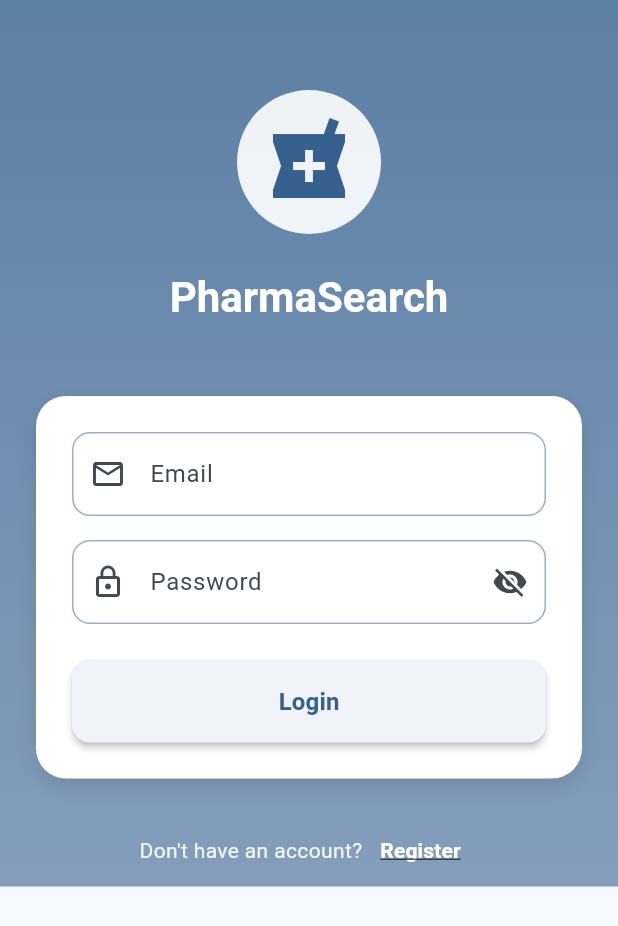
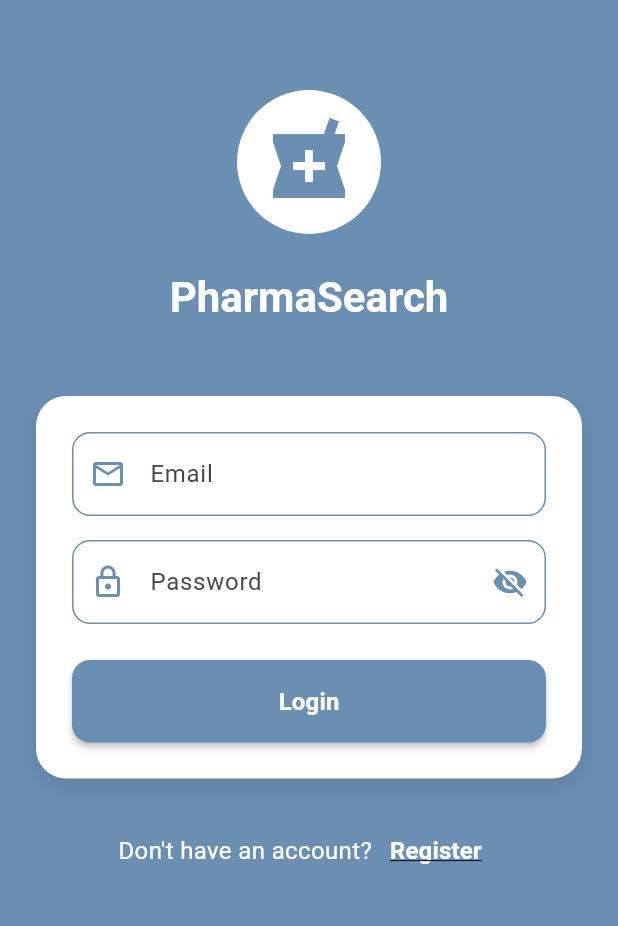
Before and after one commit to kanaro92/pharma-search-mobile, a Flutter app: the screen it shows after launch, on a phone screen of 412 x 824 dp. Shown: the top 926 px of the screen. Run offline on Flutter 3.47's test engine with Material 3 defaults, Android fonts, the phone set to English and light mode, and no system bars; our stand-ins replace dio, flutter_chat_types, flutter_chat_ui, flutter_secure_storage, geolocator, google_maps_flutter and 1 more.

Commit message:
Improving login screen UI [WIP]

```diff
--- a/lib/screens/login_screen.dart
+++ b/lib/screens/login_screen.dart
@@ -37,16 +37,12 @@ class _LoginScreenState extends State<LoginScreen> with SingleTickerProviderStat
   @override
   Widget build(BuildContext context) {
     return Scaffold(
+      backgroundColor: const Color(0xFF6B8EB3), // Steel blue color
       body: Container(
-        decoration: BoxDecoration(
-          gradient: LinearGradient(
-            begin: Alignment.topCenter,
-            end: Alignment.bottomCenter,
-            colors: [
-              Theme.of(context).primaryColor.withOpacity(0.8),
-              Theme.of(context).primaryColor.withOpacity(0.6),
-            ],
-          ),
+        width: double.infinity,
+        height: double.infinity,
+        decoration: const BoxDecoration(
+          color: Color(0xFF6B8EB3), // Steel blue color
         ),
         child: SafeArea(
           child: SingleChildScrollView(
@@ -61,14 +57,14 @@ class _LoginScreenState extends State<LoginScreen> with SingleTickerProviderStat
                     // App Logo/Icon
                     Container(
                       padding: const EdgeInsets.all(16),
-                      decoration: BoxDecoration(
+                      decoration: const BoxDecoration(
                         shape: BoxShape.circle,
-                        color: Colors.white.withOpacity(0.9),
+                        color: Colors.white,
                       ),
-                      child: Icon(
+                      child: const Icon(
                         Icons.local_pharmacy,
                         size: 64,
-                        color: Theme.of(context).primaryColor,
+                        color: Color(0xFF6B8EB3), // Steel blue color
                       ),
                     ),
                     const SizedBox(height: 24),
@@ -103,14 +99,24 @@ class _LoginScreenState extends State<LoginScreen> with SingleTickerProviderStat
                               controller: _emailController,
                               decoration: InputDecoration(
                                 labelText: 'Email',
-                                prefixIcon: const Icon(Icons.email_outlined),
+                                prefixIcon: const Icon(
+                                  Icons.email_outlined,
+                                  color: Color(0xFF6B8EB3),
+                                ),
                                 border: OutlineInputBorder(
                                   borderRadius: BorderRadius.circular(12),
                                 ),
                                 enabledBorder: OutlineInputBorder(
                                   borderRadius: BorderRadius.circular(12),
-                                  borderSide: BorderSide(
-                                    color: Theme.of(context).primaryColor.withOpacity(0.5),
+                                  borderSide: const BorderSide(
+                                    color: Color(0xFF6B8EB3),
+                                  ),
+                                ),
+                                focusedBorder: OutlineInputBorder(
+                                  borderRadius: BorderRadius.circular(12),
+                                  borderSide: const BorderSide(
+                                    color: Color(0xFF6B8EB3),
+                                    width: 2,
                                   ),
                                 ),
                               ),
@@ -130,10 +136,14 @@ class _LoginScreenState extends State<LoginScreen> with SingleTickerProviderStat
                               controller: _passwordController,
                               decoration: InputDecoration(
                                 labelText: 'Password',
-                                prefixIcon: const Icon(Icons.lock_outline),
+                                prefixIcon: const Icon(
+                                  Icons.lock_outline,
+                                  color: Color(0xFF6B8EB3),
+                                ),
                                 suffixIcon: IconButton(
                                   icon: Icon(
                                     _obscurePassword ? Icons.visibility_off : Icons.visibility,
+                                    color: const Color(0xFF6B8EB3),
                                   ),
                                   onPressed: () {
                                     setState(() {
@@ -146,8 +156,15 @@ class _LoginScreenState extends State<LoginScreen> with SingleTickerProviderStat
                                 ),
                                 enabledBorder: OutlineInputBorder(
                                   borderRadius: BorderRadius.circular(12),
-                                  borderSide: BorderSide(
-                                    color: Theme.of(context).primaryColor.withOpacity(0.5),
+                                  borderSide: const BorderSide(
+                                    color: Color(0xFF6B8EB3),
+                                  ),
+                                ),
+                                focusedBorder: OutlineInputBorder(
+                                  borderRadius: BorderRadius.circular(12),
+                                  borderSide: const BorderSide(
+                                    color: Color(0xFF6B8EB3),
+                                    width: 2,
                                   ),
                                 ),
                               ),
@@ -167,6 +184,7 @@ class _LoginScreenState extends State<LoginScreen> with SingleTickerProviderStat
                               onPressed: _isLoading ? null : _login,
                               style: ElevatedButton.styleFrom(
                                 padding: const EdgeInsets.symmetric(vertical: 16),
+                                backgroundColor: const Color(0xFF6B8EB3),
                                 shape: RoundedRectangleBorder(
                                   borderRadius: BorderRadius.circular(12),
                                 ),
@@ -186,6 +204,7 @@ class _LoginScreenState extends State<LoginScreen> with SingleTickerProviderStat
                                       style: TextStyle(
                                         fontSize: 16,
                                         fontWeight: FontWeight.bold,
+                                        color: Colors.white,
                                       ),
                                     ),
                             ),
@@ -197,9 +216,12 @@ class _LoginScreenState extends State<LoginScreen> with SingleTickerProviderStat
                     Row(
                       mainAxisAlignment: MainAxisAlignment.center,
                       children: [
-                        Text(
+                        const Text(
                           "Don't have an account?",
-                          style: TextStyle(color: Colors.white.withOpacity(0.9)),
+                          style: TextStyle(
+                            color: Colors.white,
+                            fontSize: 16,
+                          ),
                         ),
                         TextButton(
                           onPressed: () {
@@ -218,6 +240,7 @@ class _LoginScreenState extends State<LoginScreen> with SingleTickerProviderStat
                             style: TextStyle(
                               fontWeight: FontWeight.bold,
                               decoration: TextDecoration.underline,
+                              fontSize: 16,
                             ),
                           ),
                         ),
```
